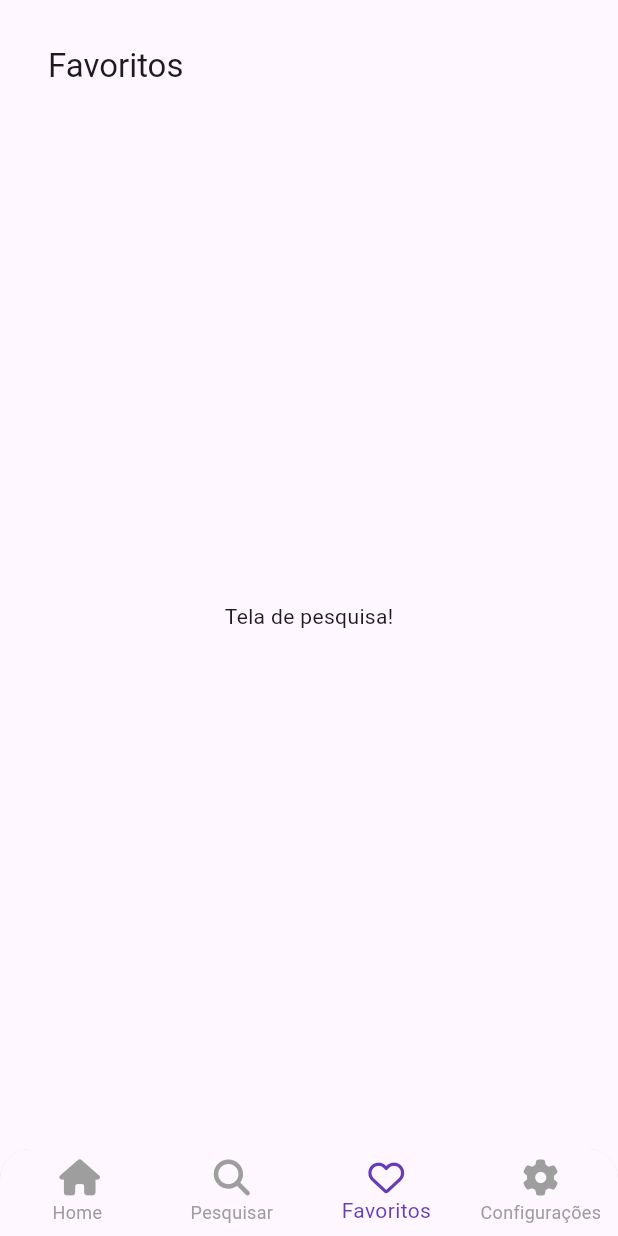
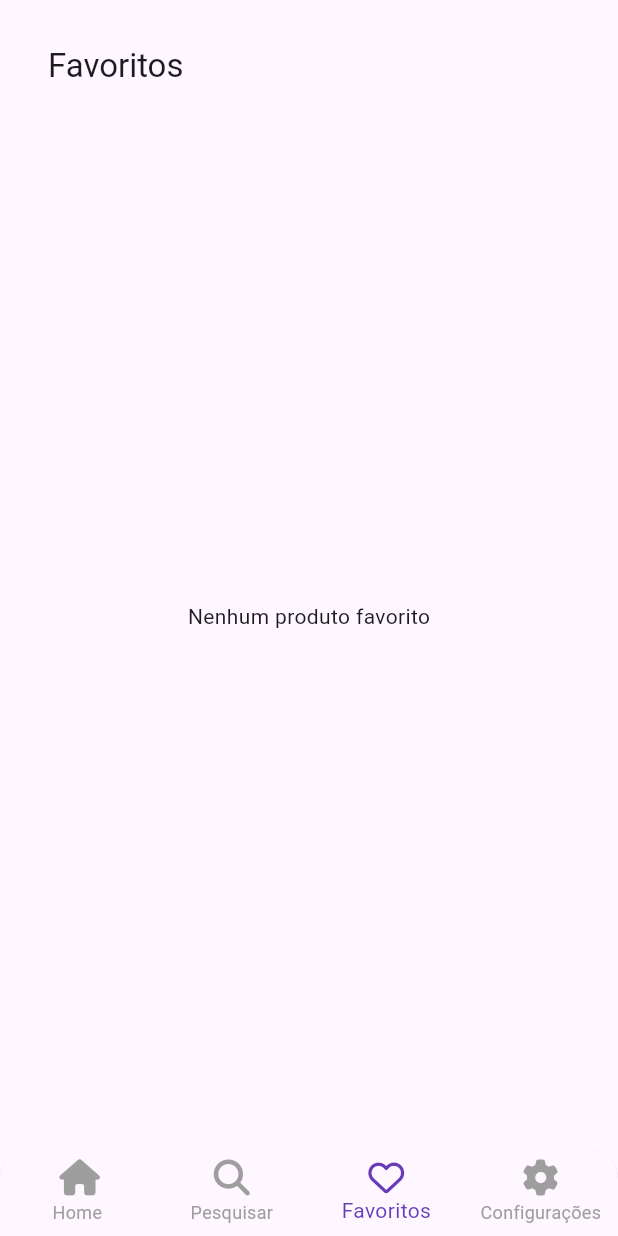
Before and after one commit to EduardoDGuarilha/flutterapp, a Flutter app: the screen it shows after launch, item 3 of the bottom bar chosen, on a phone screen of 412 x 824 dp. Run offline on Flutter 3.47's test engine with Material 3 defaults, Android fonts, the phone set to English and light mode, and no system bars; our stand-ins replace camera, font_awesome_flutter; missing offline and left inert: flutter_cube.

Commit message:
Add favorites feature

```diff
--- a/lib/screens/favorites_screen.dart
+++ b/lib/screens/favorites_screen.dart
@@ -1,4 +1,7 @@
 import 'package:flutter/material.dart';
+
+import '../models/favorites_manager.dart';
+import '../widgets/product_card.dart';
 
 class FavoritesScreen extends StatelessWidget {
   const FavoritesScreen({super.key});
@@ -9,8 +12,30 @@ class FavoritesScreen extends StatelessWidget {
       appBar: AppBar(
         title: const Text('Favoritos'),
       ),
-      body: const Center(
-        child: Text('Tela de pesquisa!'),
+      body: AnimatedBuilder(
+        animation: favoritesManager,
+        builder: (context, _) {
+          final favorites = favoritesManager.favorites;
+          if (favorites.isEmpty) {
+            return const Center(
+              child: Text('Nenhum produto favorito'),
+            );
+          }
+          return GridView.builder(
+            padding: const EdgeInsets.all(16),
+            gridDelegate: const SliverGridDelegateWithFixedCrossAxisCount(
+              crossAxisCount: 2,
+              crossAxisSpacing: 16,
+              mainAxisSpacing: 16,
+              childAspectRatio: 0.89,
+            ),
+            itemCount: favorites.length,
+            itemBuilder: (context, index) {
+              final product = favorites[index];
+              return ProductCard(product: product);
+            },
+          );
+        },
       ),
     );
   }
```
Also changed, not shown: lib/models/favorites_manager.dart (added, +23 -0 lines), lib/widgets/product_card.dart (+23 -1 lines).
